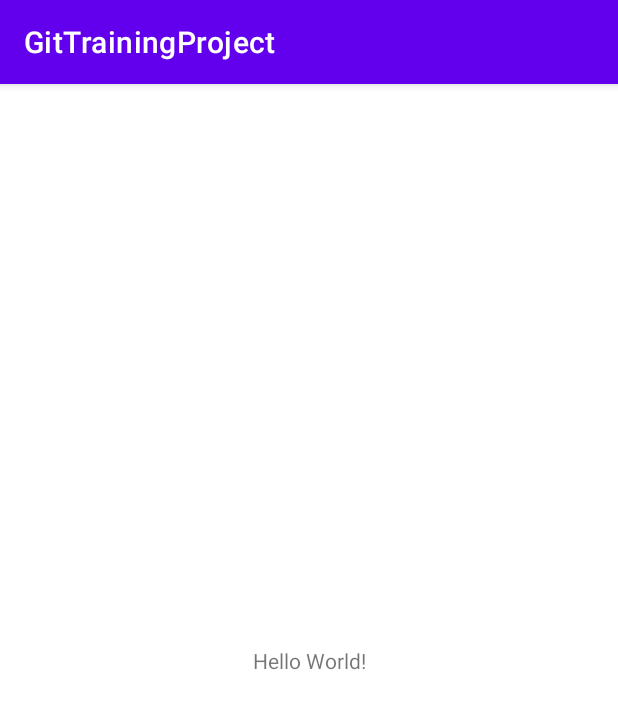
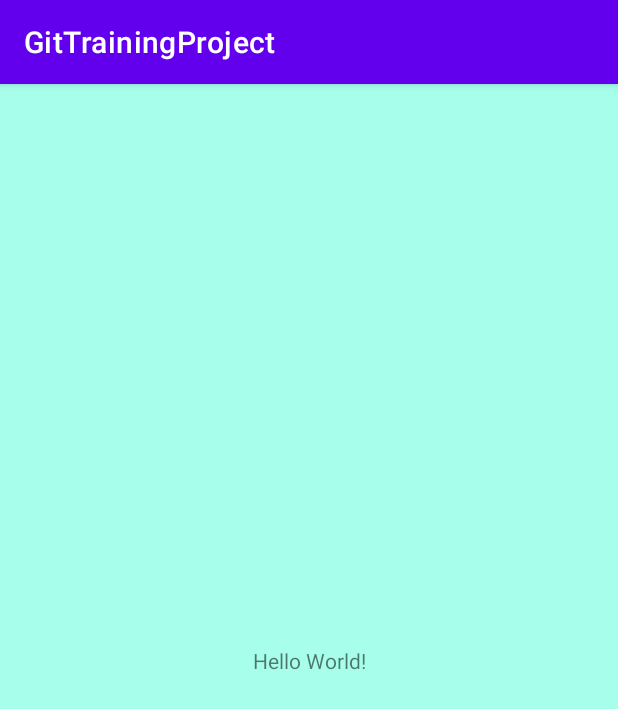
Before and after one commit to RomanBurtik/GitTrainingProject, an Android app: the screen it shows after launch (MainActivity), on a phone screen of 412 x 824 dp. Shown: the top 709 px of the screen. Run offline under Robolectric (Android 15) with nearby library versions, the phone set to English and light mode, and no system bars.

Commit message:
Changed background color

```diff
--- a/app/src/main/res/layout/activity_main.xml
+++ b/app/src/main/res/layout/activity_main.xml
@@ -4,6 +4,8 @@
     xmlns:tools="http://schemas.android.com/tools"
     android:layout_width="match_parent"
     android:layout_height="match_parent"
+    android:background="#FFFF8D"
+    android:backgroundTint="#A7FFEB"
     tools:context=".MainActivity">
 
     <TextView
```
